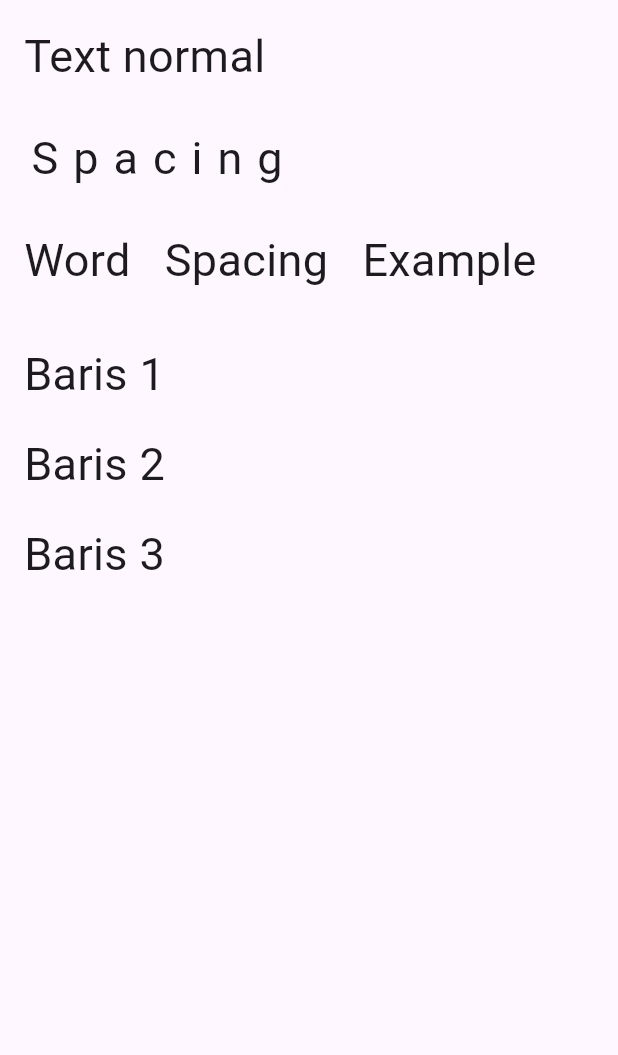
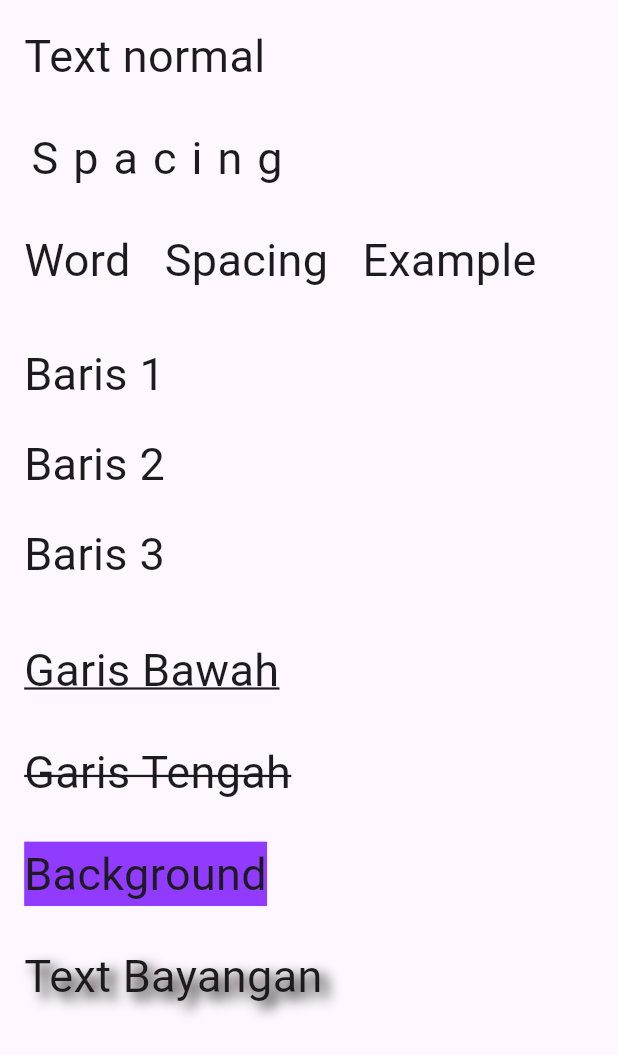
Before and after one commit to RizlH/BelajarWidgetDart, a Flutter app: the screen it shows after launch, on a phone screen of 412 x 824 dp. Shown: the top 1055 px of the screen. Run offline on Flutter 3.47's test engine with Material 3 defaults, Android fonts, the phone set to English and light mode, and no system bars.

Commit message:
coba Decoration dan Shadow

```diff
--- a/widgetdart/lib/main.dart
+++ b/widgetdart/lib/main.dart
@@ -47,6 +47,43 @@ class MyWidget extends StatelessWidget {
                     height: 2,
                   ),
                 ),
+                SizedBox(height: 25),
+                Text(
+                  'Garis Bawah',
+                  style: TextStyle(
+                    fontSize: 30,
+                    decoration: TextDecoration.underline,
+                  ),
+                ),
+                SizedBox(height: 25),
+                Text(
+                  'Garis Tengah',
+                  style: TextStyle(
+                    fontSize: 30,
+                    decoration: TextDecoration.lineThrough,
+                  ),
+                ),
+                SizedBox(height: 25),
+                Text(
+                  'Background',
+                  style: TextStyle(
+                    fontSize: 30,
+                    backgroundColor: Color.fromARGB(255, 144, 59, 255),
+                  ),
+                ),
+                SizedBox(height: 25),
+                Text(
+                  'Text Bayangan',
+                  style: TextStyle(
+                    fontSize: 30,
+                    shadows: [
+                      Shadow(
+                        offset: Offset(5, 5),
+                        blurRadius: 10,
+                      ),
+                    ],
+                  ),
+                ),
               ],
             ),
           ),
```
